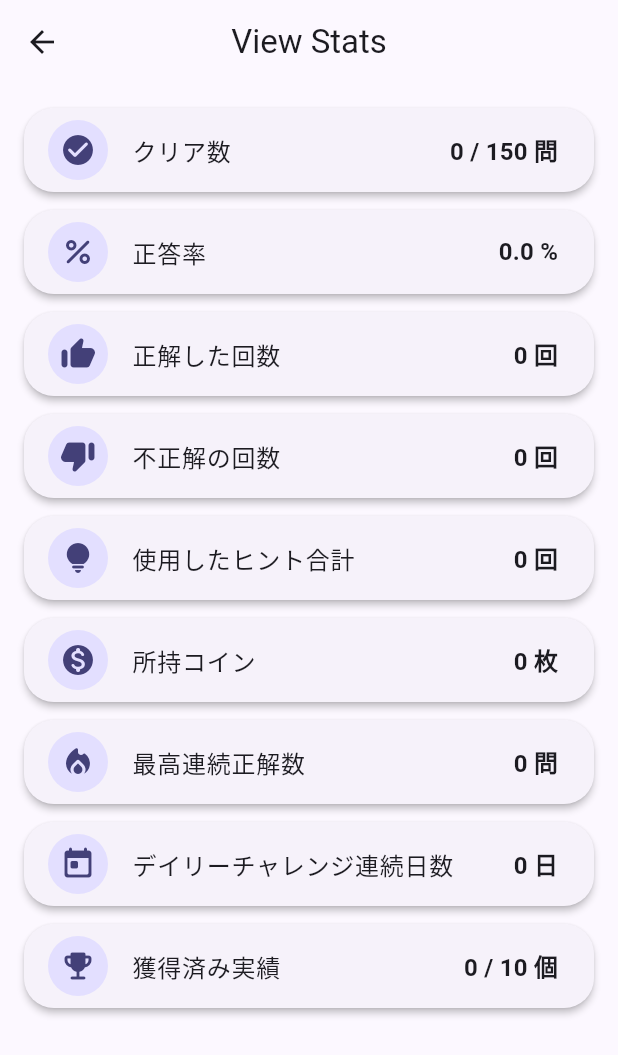
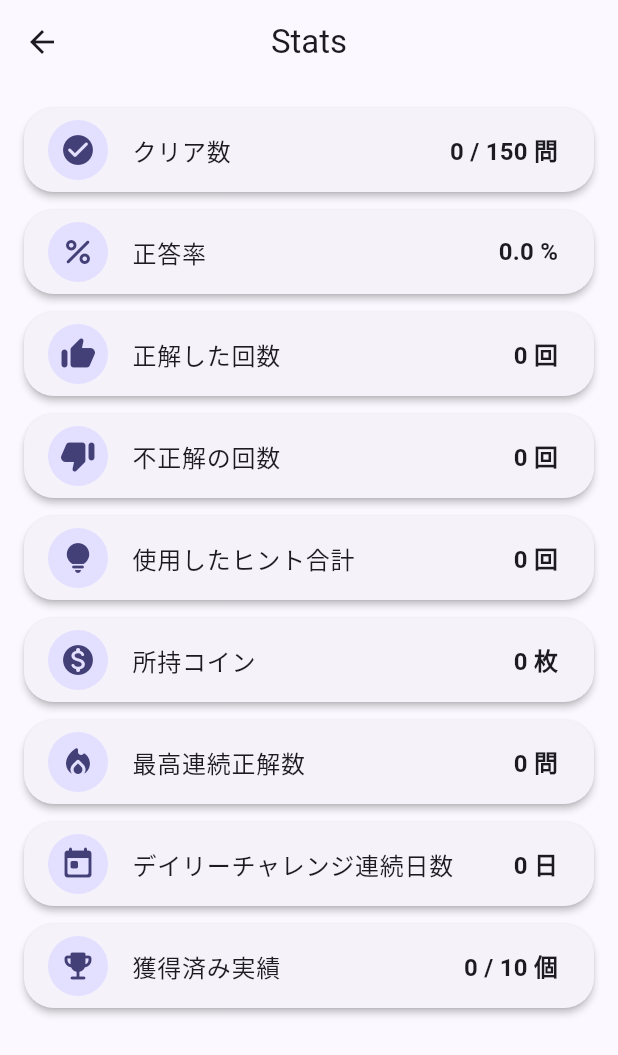
Before and after one commit to zka32101/nazodarake, a Flutter app: the StatsScreen screen opened directly, on a phone screen of 412 x 824 dp. Shown: the top 1055 px of the screen. Run offline on Flutter 3.47's test engine with Material 3 defaults, Android fonts, the phone set to English and light mode, and no system bars; our stand-ins replace audioplayers, flutter_local_notifications, flutter_riverpod, google_fonts, share_plus, shared_preferences and 1 more; accounts and stored records are empty; generated files the repository leaves out were written again.

Commit message:
fix: テスト失敗を修正(s14_07の選択肢不一致、統計画面タイトルの文言)
- s14_07 の answer を選択肢と一致する'29.5日'に修正
- 統計画面のAppBarタイトル用に statsScreenTitle キーを追加し、
  ボタン用の titleStats('統計を見る')と分離

Co-Authored-By: Claude Sonnet 5 <noreply@anthropic.com>
Claude-Session: https://claude.ai/code/session_01EoQBG5SDc9vSxSLruZRvnC

```diff
--- a/lib/data/puzzles_data.dart
+++ b/lib/data/puzzles_data.dart
@@ -1202,7 +1202,7 @@ const List<Puzzle> allPuzzles = [
     genre: PuzzleGenre.observation,
     question: '満月から次の満月までの周期は、約何日でしょう？',
     options: ['7日', '14日', '29.5日', '60日'],
-    answer: '29.5',
+    answer: '29.5日',
     hints: ['1か月とほぼ同じ長さです', '正確には29.5日ほど', '「朔望月」と呼ばれる周期です'],
     difficulty: PuzzleDifficulty.normal,
     explanation: '月の満ち欠けの周期(朔望月)は約29.5日です。',
--- a/lib/l10n/app_en.arb
+++ b/lib/l10n/app_en.arb
@@ -7,6 +7,7 @@
   "titleLinkedBonus": "Linked Puzzle Bonus",
   "titleAchievements": "Achievements",
   "titleStats": "View Stats",
+  "statsScreenTitle": "Stats",
   "titleRanking": "Ranking",
   "titleFriends": "Friends",
   "titleSettings": "Settings",
--- a/lib/l10n/app_ja.arb
+++ b/lib/l10n/app_ja.arb
@@ -7,6 +7,7 @@
   "titleLinkedBonus": "連動謎ボーナス",
   "titleAchievements": "実績",
   "titleStats": "統計を見る",
+  "statsScreenTitle": "統計",
   "titleRanking": "ランキング",
   "titleFriends": "フレンド",
   "titleSettings": "設定",
--- a/lib/widgets/stats_screen.dart
+++ b/lib/widgets/stats_screen.dart
@@ -19,7 +19,7 @@ class StatsScreen extends ConsumerWidget {
         progress.hintsUsedByPuzzleId.values.fold<int>(0, (a, b) => a + b);
 
     return Scaffold(
-      appBar: AppBar(title: Text(AppLocalizations.of(context)!.titleStats)),
+      appBar: AppBar(title: Text(AppLocalizations.of(context)!.statsScreenTitle)),
       body: ListView(
         padding: const EdgeInsets.all(16),
         children: [
```
